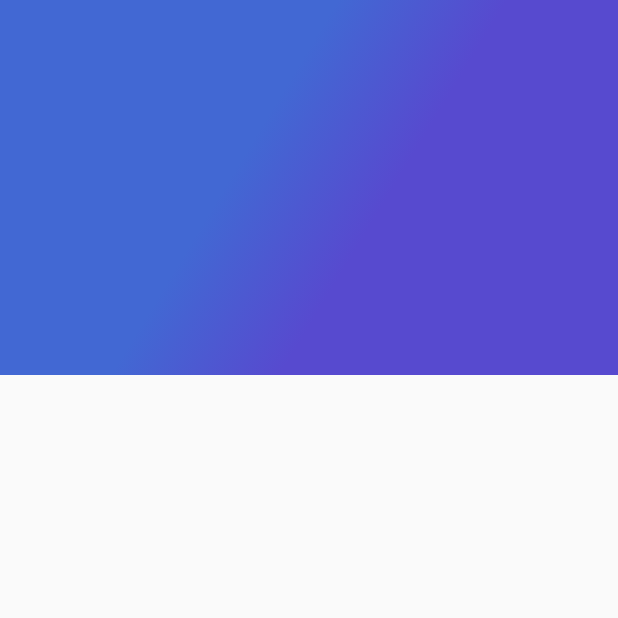
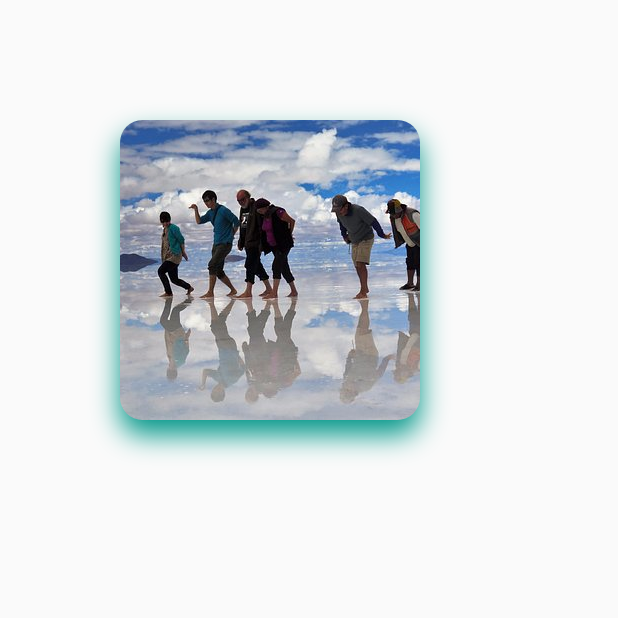
Before and after one commit to wowlegionomg/proyectoplaceparte1, a Flutter app: the screen it shows after launch, on a phone screen of 412 x 824 dp, the top half of it. Run offline on Flutter 3.47's test engine with Material 2 defaults, Android fonts, the phone set to English and light mode, and no system bars; our stand-ins replace google_fonts.

Commit message:
lase 4 (17/08/2021)  agregamos el Widget BorderRadius y BoxShadow

```diff
--- /dev/null
+++ b/lib/card_image.dart
@@ -0,0 +1,37 @@
+import 'package:flutter/cupertino.dart';
+import 'package:flutter/material.dart';
+import 'dart:ui' as ui;
+import 'package:google_fonts/google_fonts.dart';
+import 'review.dart';
+import 'gradient_back.dart';
+class CardImage extends StatelessWidget{
+  String path;
+  CardImage(this.path);
+  @override
+  Widget build(BuildContext context) {
+    //cardimage
+    final cardimage= Container(
+      height: 200,
+      width: 200,
+      margin: EdgeInsets.all(80),
+      decoration: BoxDecoration(
+        image: DecorationImage(
+          image: AssetImage(
+            path,
+          ),
+            fit: BoxFit.cover
+        ),
+        shape: BoxShape.rectangle,
+        borderRadius: BorderRadius.all(Radius.circular(15)),
+        boxShadow: <BoxShadow>[
+          BoxShadow(
+            color: Colors.teal,
+            blurRadius: 15,
+            offset: Offset(0,10)
+          )
+        ]
+      ),
+    );
+    return cardimage;
+  }
+}
--- a/lib/home.dart
+++ b/lib/home.dart
@@ -1,8 +1,11 @@
 import 'package:flutter/cupertino.dart';
 import 'package:flutter/material.dart';
+import 'package:proyectplaces1/card_image.dart';
 import 'descripcion_place.dart';
+import 'home_app_bar.dart';
 import 'review_list.dart';
 import 'review.dart';
+import 'card_image.dart';
 import 'gradient_back.dart';
 import 'home_app_bar.dart';
 import 'dart:ui' as ui;
@@ -46,7 +49,7 @@
         ), */
         body: Stack(
           children: <Widget>[
-            GradienBack()
+            CardImage("assets/images/lugares/lugar1.jpg")
           ],
         )
     );
--- a/pubspec.yaml
+++ b/pubspec.yaml
@@ -82,3 +82,4 @@
     - assets/images/personas/persona4.jpg
     - assets/images/personas/persona5.jpg
     - assets/images/personas/persona6.jpeg
+    - assets/images/lugares/lugar1.jpg
```
Also changed, not shown: lib/home_app_bar.dart (+20 -1 lines), assets/images/lugares/lugar1.jpg (added), pubspec.lock.
